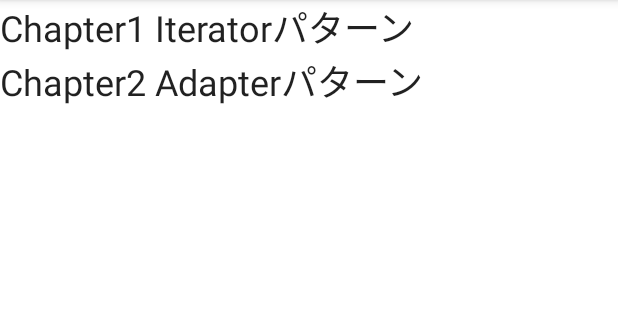
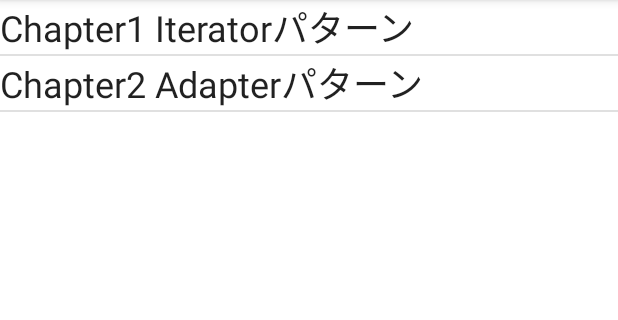
Before and after one commit to CASL0/design_pattern_kotlin, an Android app: the screen it shows after launch (MainActivity), on a phone screen of 412 x 824 dp, the part 84-404 px from its top. Run offline under Robolectric (Android 15) with nearby library versions, the phone set to English and light mode, and no system bars.

```diff
--- a/app/src/main/java/jp/co/casl0/android/design_pattern_kotlin/MainActivity.kt
+++ b/app/src/main/java/jp/co/casl0/android/design_pattern_kotlin/MainActivity.kt
@@ -2,6 +2,7 @@ package jp.co.casl0.android.design_pattern_kotlin
 
 import androidx.appcompat.app.AppCompatActivity
 import android.os.Bundle
+import androidx.recyclerview.widget.DividerItemDecoration
 import androidx.recyclerview.widget.LinearLayoutManager
 import androidx.recyclerview.widget.RecyclerView
 
@@ -14,9 +15,11 @@ class MainActivity : AppCompatActivity() {
             getString(R.string.chapter_2)
         )
         val adapter = ChapterListAdapter(this, chapterList)
+        val itemDecorator = DividerItemDecoration(this, DividerItemDecoration.VERTICAL)
 
-        var chapterRecyclerView: RecyclerView = findViewById(R.id.chapterRecyclerView)
+        val chapterRecyclerView: RecyclerView = findViewById(R.id.chapterRecyclerView)
         chapterRecyclerView.adapter = adapter
         chapterRecyclerView.layoutManager = LinearLayoutManager(this)
+        chapterRecyclerView.addItemDecoration(itemDecorator)
     }
 }
```
